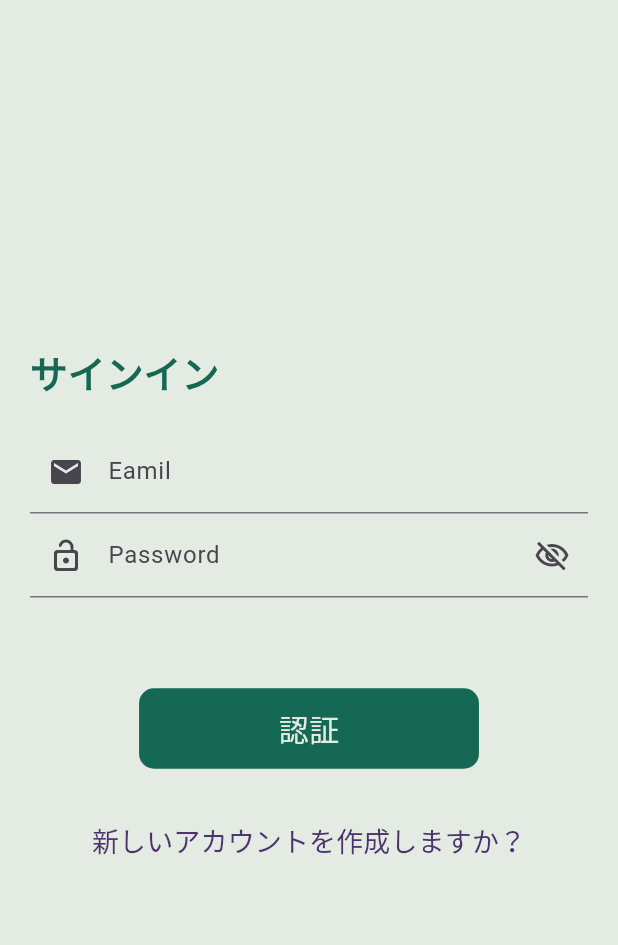
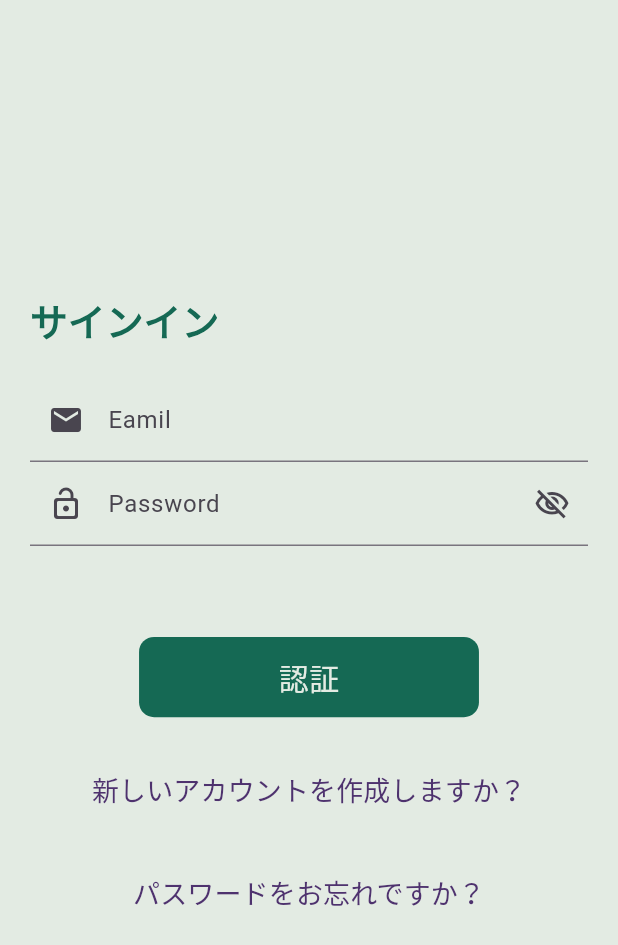
Before and after one commit to rensawamo/mindmaApp, a Flutter app: the screen it shows after launch, after a tap on "すでにアカウントをお持ちですか？", on a phone screen of 412 x 824 dp. Shown: the top 945 px of the screen. Run offline on Flutter 3.47's test engine with Material 3 defaults, Android fonts, the phone set to English and light mode, and no system bars; our stand-ins replace another_flushbar, firebase_auth, firebase_core, flutter_riverpod, flutter_secure_storage, fluttertoast and 3 more; missing offline and left inert: graphview; accounts and stored records are empty; generated files the repository leaves out were written again.

```diff
--- a/lib/core/design/app_colors.dart
+++ b/lib/core/design/app_colors.dart
@@ -22,6 +22,8 @@ class AppColors {
 
   static Color darkGreen = const Color.fromRGBO(21, 105, 84, 1.0);
 
+  static Color lightGreen = Color.fromARGB(255, 157, 160, 157);
+
 
 
 }
--- a/lib/core/routes/routes.dart
+++ b/lib/core/routes/routes.dart
@@ -5,7 +5,7 @@ import 'package:mindmapapp/view/Home/home_page.dart';
 import 'package:mindmapapp/view/launch/launch_page.dart';
 import 'package:mindmapapp/view/login/login_page.dart';
 import 'package:mindmapapp/view/login/email_verification_page.dart';
-
+import 'package:mindmapapp/view/login/reset_password_page.dart';
 
 
 class Routes {
@@ -32,6 +32,10 @@ class Routes {
         return MaterialPageRoute(
             builder: (BuildContext context) => const EmailVerificationPage());
 
+      case RoutesName.resetPassword:
+        return MaterialPageRoute(
+            builder: (BuildContext context) => const ResetPasswordPage());
+
       default:
         return MaterialPageRoute(builder: (_) {
           return const Scaffold(
--- a/lib/core/routes/routes_name.dart
+++ b/lib/core/routes/routes_name.dart
@@ -11,4 +11,6 @@ class RoutesName {
   static const String launch = 'LaunchView' ;
   // メールアドレスの認証画面
   static const String emailAuth = 'email_auth' ;
+  // パスワードのリセット画面
+  static const String resetPassword = 'reset_password' ;
 }
--- a/lib/view/login/widgets/chang_auth_widget.dart
+++ b/lib/view/login/widgets/chang_auth_widget.dart
@@ -2,26 +2,45 @@ import 'package:flutter/material.dart';
 import 'package:provider/provider.dart';
 import 'package:mindmapapp/view_model/login/login_view_model.dart';
 import 'package:mindmapapp/core/design/app_texts.dart';
+import 'package:mindmapapp/core/design/view+extention.dart';
+import 'package:mindmapapp/core/routes/routes_name.dart';
+
+
 class ChangeAuthWidget extends StatelessWidget {
-
-  const ChangeAuthWidget(
-      {Key? key})
-      : super(key: key);
+  const ChangeAuthWidget({Key? key}) : super(key: key);
 
   @override
   Widget build(BuildContext context) {
-    return Consumer<LoginViewModel>(builder: (BuildContext context, LoginViewModel ref, Widget? child) {
-      return TextButton(
-        onPressed: () {
-          ref.setIsLogin();
-        },
-        child:
-        Text(ref.isLogin
-            ? '新しいアカウントを作成しますか？'
-            : 'すでにアカウントをお持ちですか？',
-            style: AppTexts.caption,),
-      )
-      ;
+    return Consumer<LoginViewModel>(
+        builder: (BuildContext context, LoginViewModel ref, Widget? child) {
+      return Column(
+        children: [
+          // ログインか新規登録かを切り替えるボタン
+          TextButton(
+            onPressed: () {
+              ref.setIsLogin();
+            },
+            child: Text(
+              ref.isLogin ? '新しいアカウントを作成しますか？' : 'すでにアカウントをお持ちですか？',
+              style: AppTexts.caption,
+            ),
+          ),
+
+          SizedBox(
+            height: context.mediaQueryHeight * .025,
+          ),
+          // パスワード再設定
+          TextButton(
+            onPressed: () {
+              Navigator.pushNamed(context, RoutesName.resetPassword);
+            },
+            child: Text(
+              ref.isLogin ? 'パスワードをお忘れですか？' : '',
+              style: AppTexts.caption,
+            ),
+          ),
+        ],
+      );
     });
   }
 }
--- a/lib/view_model/launch/launch_view_model.dart
+++ b/lib/view_model/launch/launch_view_model.dart
@@ -19,7 +19,7 @@ class LaunchViewModel {
               context, RoutesName.home, (Route route) => false),
         );
       } else {
-        // ログインがまだの場合 登録かログインに飛ばす
+        // ログインがまだの場合 ログインに飛ばす
         Timer(
           const Duration(seconds: 2),
           () => Navigator.pushNamedAndRemoveUntil(
```
Also changed, not shown: lib/view/Home/phylogenetic/widgets/Nodulo_widget.dart (+7 -7 lines), lib/view/login/email_verification_page.dart (+47 -76 lines), lib/view/login/reset_password_page.dart (added, +85 -0 lines), 1 other file.
